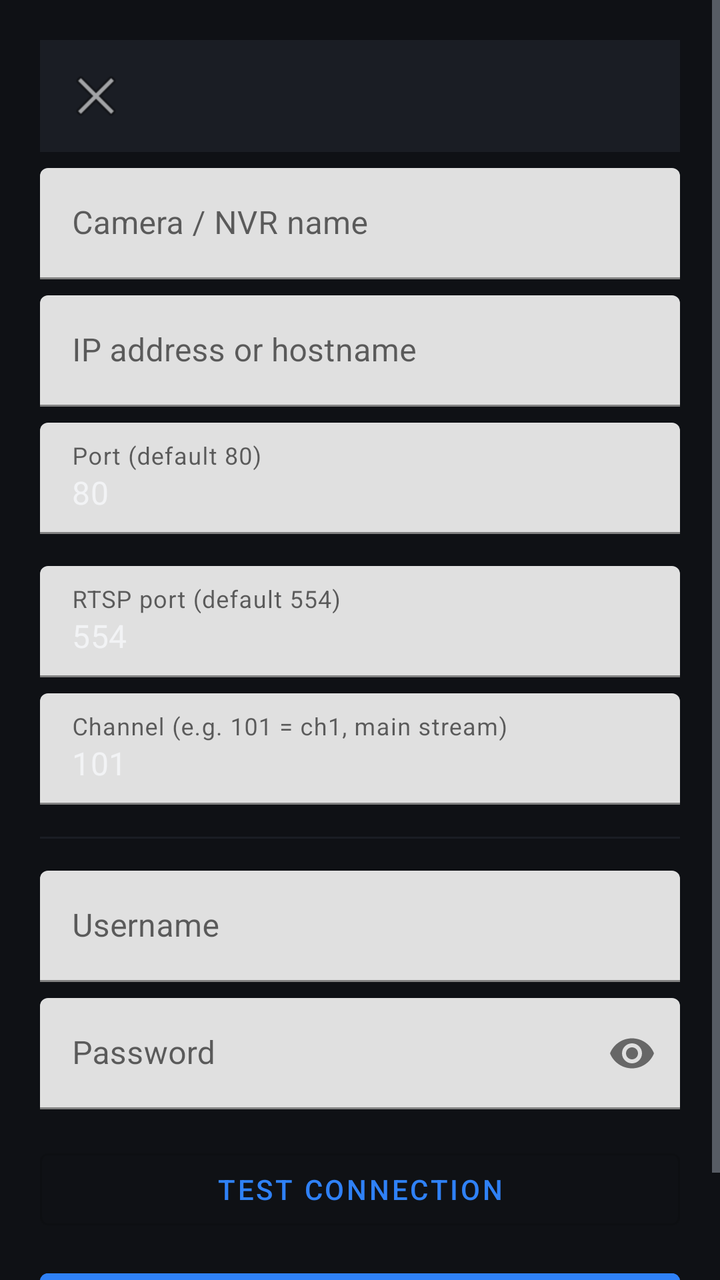
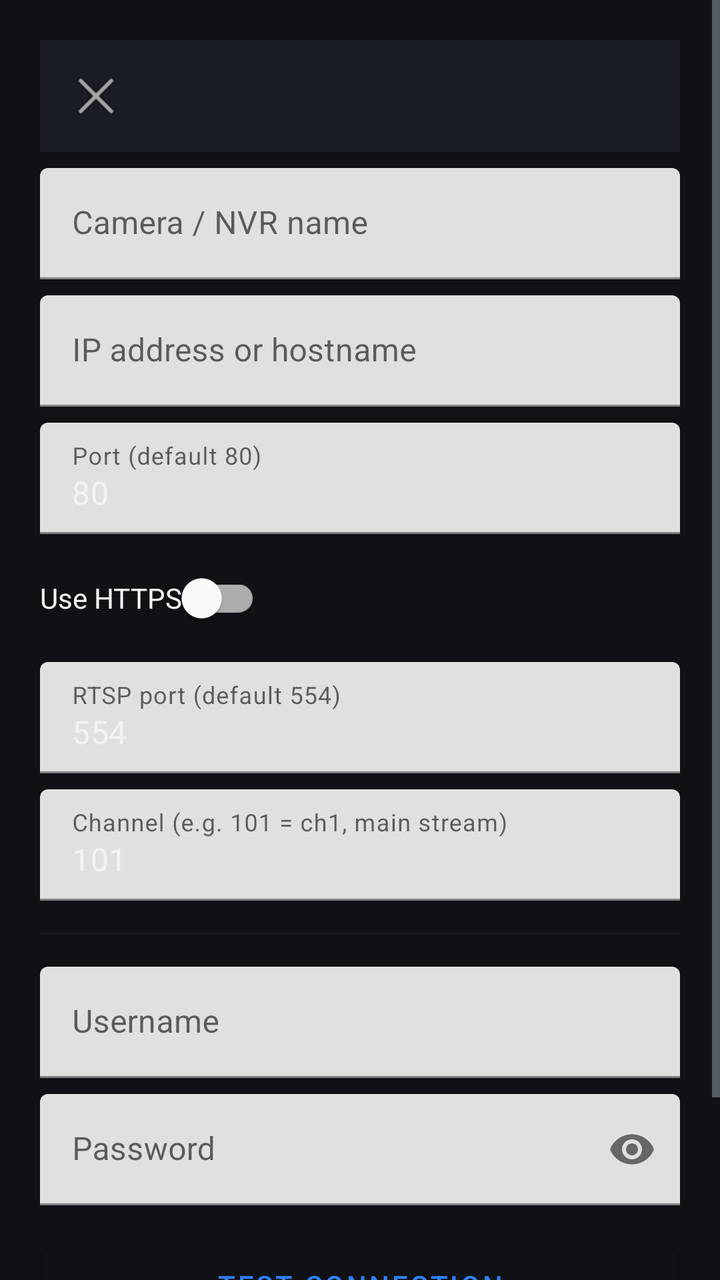

Two renders of the same Android screen: before a commit and after it. Below are the layout's source before the change and the commit's diff.
<!-- AndroidManifest.xml: application theme Theme.HikGate -->
<!-- res/layout/activity_add_device.xml -->
<?xml version="1.0" encoding="utf-8"?>
<ScrollView xmlns:android="http://schemas.android.com/apk/res/android"
    xmlns:app="http://schemas.android.com/apk/res-auto"
    android:layout_width="match_parent"
    android:layout_height="match_parent"
    android:background="@color/hg_background"
    android:fillViewport="true">

    <LinearLayout
        android:layout_width="match_parent"
        android:layout_height="wrap_content"
        android:orientation="vertical"
        android:padding="20dp">

        <com.google.android.material.appbar.MaterialToolbar
            android:id="@+id/toolbar"
            android:layout_width="match_parent"
            android:layout_height="?attr/actionBarSize"
            android:layout_marginBottom="8dp"
            android:background="@color/hg_surface"
            android:title="@string/add_device"
            app:titleTextColor="@color/hg_text_primary"
            app:navigationIcon="@android:drawable/ic_menu_close_clear_cancel" />

        <com.google.android.material.textfield.TextInputLayout
            android:layout_width="match_parent"
            android:layout_height="wrap_content"
            android:hint="@string/hint_name">
            <com.google.android.material.textfield.TextInputEditText
                android:id="@+id/inputName"
                android:layout_width="match_parent"
                android:layout_height="wrap_content" />
        </com.google.android.material.textfield.TextInputLayout>

        <com.google.android.material.textfield.TextInputLayout
            android:layout_width="match_parent"
            android:layout_height="wrap_content"
            android:layout_marginTop="8dp"
            android:hint="@string/hint_ip">
            <com.google.android.material.textfield.TextInputEditText
                android:id="@+id/inputHost"
                android:layout_width="match_parent"
                android:layout_height="wrap_content"
                android:inputType="text" />
        </com.google.android.material.textfield.TextInputLayout>

        <com.google.android.material.textfield.TextInputLayout
            android:layout_width="match_parent"
            android:layout_height="wrap_content"
            android:layout_marginTop="8dp"
            android:hint="@string/hint_port">
            <com.google.android.material.textfield.TextInputEditText
                android:id="@+id/inputPort"
                android:layout_width="match_parent"
                android:layout_height="wrap_content"
                android:inputType="number"
                android:text="80" />
        </com.google.android.material.textfield.TextInputLayout>

        <com.google.android.material.materialswitch.MaterialSwitch
            android:id="@+id/switchHttps"
            android:layout_width="wrap_content"
            android:layout_height="wrap_content"
            android:layout_marginTop="8dp"
            android:text="Use HTTPS"
            android:textColor="@color/hg_text_primary" />

        <com.google.android.material.textfield.TextInputLayout
            android:layout_width="match_parent"
            android:layout_height="wrap_content"
            android:layout_marginTop="8dp"
            android:hint="@string/hint_rtsp_port">
            <com.google.android.material.textfield.TextInputEditText
                android:id="@+id/inputRtspPort"
                android:layout_width="match_parent"
                android:layout_height="wrap_content"
                android:inputType="number"
                android:text="554" />
        </com.google.android.material.textfield.TextInputLayout>

        <com.google.android.material.textfield.TextInputLayout
            android:layout_width="match_parent"
            android:layout_height="wrap_content"
            android:layout_marginTop="8dp"
            android:hint="@string/hint_channel">
            <com.google.android.material.textfield.TextInputEditText
                android:id="@+id/inputChannel"
                android:layout_width="match_parent"
                android:layout_height="wrap_content"
                android:text="101" />
        </com.google.android.material.textfield.TextInputLayout>

        <View android:layout_width="match_parent" android:layout_height="1dp"
            android:background="@color/hg_surface" android:layout_marginVertical="16dp" />

        <com.google.android.material.textfield.TextInputLayout
            android:layout_width="match_parent"
            android:layout_height="wrap_content"
            android:hint="@string/hint_username">
            <com.google.android.material.textfield.TextInputEditText
                android:id="@+id/inputUsername"
                android:layout_width="match_parent"
                android:layout_height="wrap_content" />
        </com.google.android.material.textfield.TextInputLayout>

        <com.google.android.material.textfield.TextInputLayout
            android:layout_width="match_parent"
            android:layout_height="wrap_content"
            android:layout_marginTop="8dp"
            android:hint="@string/hint_password"
            app:passwordToggleEnabled="true">
            <com.google.android.material.textfield.TextInputEditText
                android:id="@+id/inputPassword"
                android:layout_width="match_parent"
                android:layout_height="wrap_content"
                android:inputType="textPassword" />
        </com.google.android.material.textfield.TextInputLayout>

        <TextView
            android:id="@+id/probeResult"
            android:layout_width="match_parent"
            android:layout_height="wrap_content"
            android:layout_marginTop="16dp"
            android:textColor="@color/hg_text_secondary"
            android:visibility="gone" />

        <com.google.android.material.button.MaterialButton
            android:id="@+id/btnTestConnection"
            style="@style/Widget.MaterialComponents.Button.OutlinedButton"
            android:layout_width="match_parent"
            android:layout_height="wrap_content"
            android:layout_marginTop="16dp"
            android:text="@string/action_test_connection" />

        <com.google.android.material.button.MaterialButton
            android:id="@+id/btnSave"
            android:layout_width="match_parent"
            android:layout_height="wrap_content"
            android:layout_marginTop="12dp"
            android:backgroundTint="@color/hg_primary"
            android:text="@string/action_save" />

    </LinearLayout>
</ScrollView>
<!-- resources referenced by this layout -->
<resources>
  <color name="hg_background">#0F1115</color>
  <color name="hg_primary">#2F81F7</color>
  <color name="hg_surface">#1A1D24</color>
  <color name="hg_text_primary">#F2F3F5</color>
  <color name="hg_text_secondary">#9AA3AF</color>
  <string name="action_save">Save Device</string>
  <string name="action_test_connection">Test Connection</string>
  <string name="add_device">Add Device</string>
  <string name="hint_channel">Channel (e.g. 101 = ch1, main stream)</string>
  <string name="hint_ip">IP address or hostname</string>
  <string name="hint_name">Camera / NVR name</string>
  <string name="hint_password">Password</string>
  <string name="hint_port">Port (default 80)</string>
  <string name="hint_rtsp_port">RTSP port (default 554)</string>
  <string name="hint_username">Username</string>
  <style name="Theme.HikGate" parent="Theme.MaterialComponents.DayNight.NoActionBar">
          <item name="colorPrimary">@color/hg_primary</item>
          <item name="colorPrimaryVariant">@color/hg_primary_variant</item>
          <item name="colorOnPrimary">@color/hg_on_primary</item>
          <item name="android:windowBackground">@color/hg_background</item>
          <item name="android:statusBarColor">@color/hg_background</item>
          <item name="android:textColorPrimary">@color/hg_text_primary</item>
          <item name="android:textColorSecondary">@color/hg_text_secondary</item>
      </style>
  <color name="hg_primary_variant">#1B5FCC</color>
  <color name="hg_on_primary">#FFFFFF</color>
</resources>

<!-- the commit's change to res/layout/activity_add_device.xml (unified diff, before → after) -->
@@ -57,7 +57,7 @@
                 android:text="80" />
         </com.google.android.material.textfield.TextInputLayout>
 
-        <com.google.android.material.materialswitch.MaterialSwitch
+        <com.google.android.material.switchmaterial.SwitchMaterial
             android:id="@+id/switchHttps"
             android:layout_width="wrap_content"
             android:layout_height="wrap_content"
